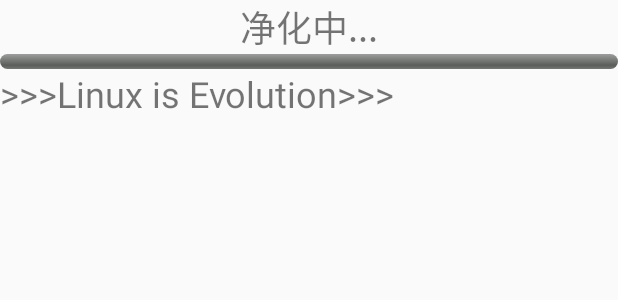
After one commit to anonymity12/T29Idea, an Android app: the layout notification_contentview.xml on its own in the app's theme, with its tools: preview values and no code run, on a phone screen of 412 x 824 dp. The commit adds this screen. Shown: the top 300 px of the screen. Run offline under Robolectric (Android 15) with nearby library versions, the phone set to English and light mode, and no system bars.

Commit message:
1.27 添加通知栏,fix一些DB 相关的代码，单例问题需要纠正

```diff
--- /dev/null
+++ b/app/src/main/res/layout/notification_contentview.xml
@@ -0,0 +1,38 @@
+<?xml version="1.0" encoding="utf-8"?>
+<LinearLayout xmlns:android="http://schemas.android.com/apk/res/android"
+xmlns:tools="http://schemas.android.com/tools"
+android:layout_width="match_parent"
+android:layout_height="match_parent"
+android:orientation="vertical" >
+
+    <TextView
+    android:layout_width="wrap_content"
+    android:layout_height="wrap_content"
+    android:text="净化中..."
+    android:textSize="24sp"
+    android:layout_gravity="center"/>
+<LinearLayout
+    android:layout_width="match_parent"
+    android:layout_height="wrap_content"
+    android:gravity="center"
+    android:orientation="vertical" >
+
+    <ProgressBar
+        android:id="@+id/pBar"
+        style="@android:style/Widget.ProgressBar.Horizontal"
+        android:layout_width="match_parent"
+        android:layout_height="10dp"
+        android:layout_weight="1" />
+
+
+</LinearLayout>
+    <TextView
+        android:layout_width="match_parent"
+        android:layout_height="wrap_content"
+        android:textSize="24sp"
+        android:layout_gravity="center"
+        android:text=">>>Linux is Evolution>>>"
+        />
+
+
+</LinearLayout>
```
Also changed, not shown: app/src/main/java/com/paul/t29ideagarden2/atys/MeditationActivity.java (+27 -4 lines), app/src/main/java/com/paul/t29ideagarden2/helper/MonkDatabaseHelper.java (+11 -0 lines), app/src/main/java/com/paul/t29ideagarden2/util/Constants.java (+8 -3 lines), app/src/main/java/com/paul/t29ideagarden2/util/DBUtil.java (+6 -6 lines), app/src/main/java/com/paul/t29ideagarden2/util/NotificationUtil.java (added, +96 -0 lines).
